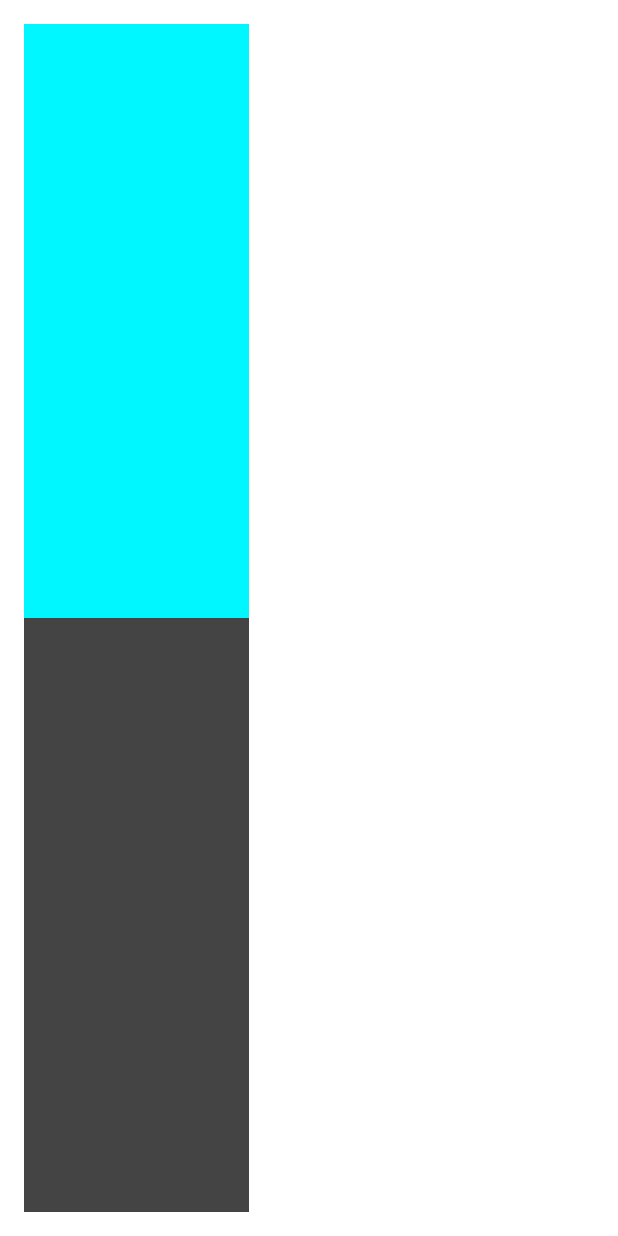
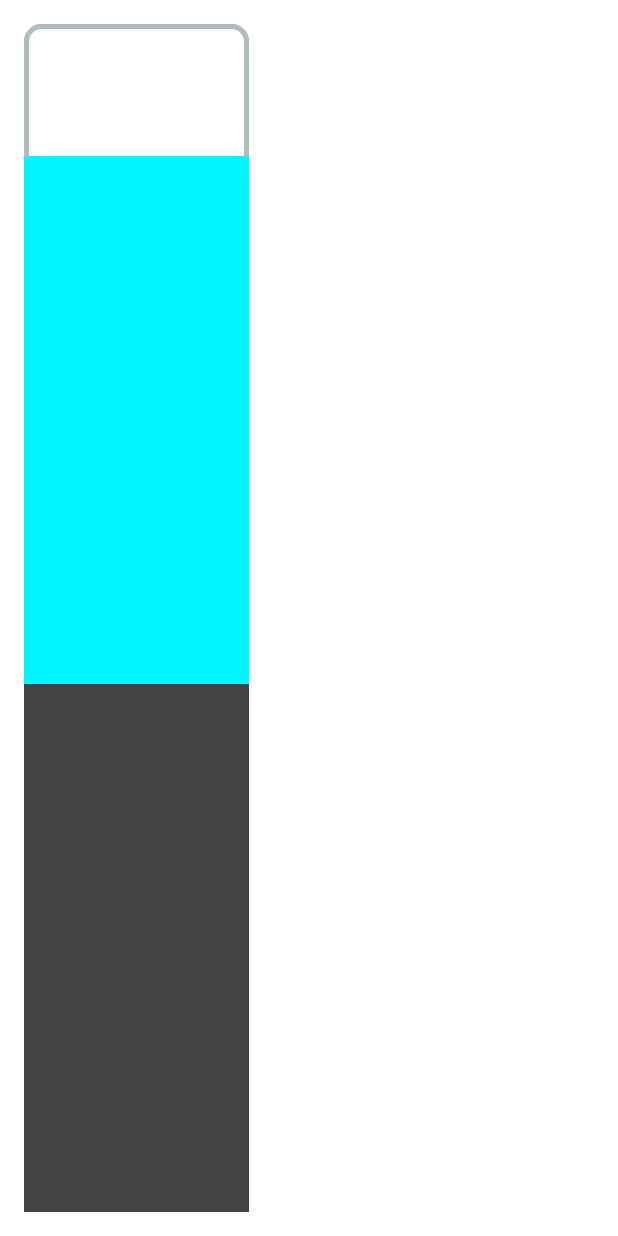
Before and after one commit to OskarCzyz/Pogoda, an Android app: the layout dzien.xml on its own in the app's theme, with its tools: preview values and no code run, on a phone screen of 412 x 824 dp. Run offline under Robolectric (Android 15) with nearby library versions, the phone set to English and light mode, and no system bars; network calls fail; Roboto replaces fonts that are not available here.

Commit message:
podstawienie na dni

```diff
--- a/app/src/main/java/com/example/pogoda/DaysAdapter.java
+++ b/app/src/main/java/com/example/pogoda/DaysAdapter.java
@@ -15,7 +15,7 @@ import java.util.List;
 
 public class DaysAdapter extends RecyclerView.Adapter<DaysAdapter.ViewHolder>{
     public class ViewHolder extends RecyclerView.ViewHolder{
-        public TextView temperatureDay,temperatureNight;
+        public TextView temperatureDay,temperatureNight,tvDay;
         public ImageView humidityDay,humidityNight;
 
         public ViewHolder(View itemView){
@@ -24,6 +24,7 @@ public class DaysAdapter extends RecyclerView.Adapter<DaysAdapter.ViewHolder>{
             temperatureNight = itemView.findViewById(R.id.temperatureNight);
             humidityDay = itemView.findViewById(R.id.humidityDay);
             humidityNight = itemView.findViewById(R.id.humidityNight);
+            tvDay = itemView.findViewById(R.id.tvDay);
         }
 
     }
@@ -52,7 +53,8 @@ public class DaysAdapter extends RecyclerView.Adapter<DaysAdapter.ViewHolder>{
         humidityDay.setImageResource(day.getImageDay());
         ImageView humidityNight = holder.humidityNight;
         humidityNight.setImageResource(day.getImageNight());
-
+        TextView tvDay = holder.tvDay;
+        tvDay.setText(day.getDay());
     }
 
     @Override
--- a/app/src/main/res/layout/dzien.xml
+++ b/app/src/main/res/layout/dzien.xml
@@ -11,11 +11,17 @@
         android:layout_width="match_parent"
         android:layout_height="match_parent">
         <TextView
+            android:id="@+id/tvDay"
+            android:layout_width="match_parent"
+            android:layout_height="0dp"
+            android:layout_weight="1"
+            android:gravity="center"/>
+        <TextView
             android:id="@+id/temperatureDay"
             android:background="#00F7FF"
             android:layout_width="match_parent"
             android:layout_height="0dp"
-        android:layout_weight="1"
+            android:layout_weight="2"
             android:gravity="center"
             android:textAlignment="center"
             android:textSize="24sp"/>
@@ -24,14 +30,14 @@
             android:background="#00F7FF"
             android:layout_width="match_parent"
             android:layout_height="0dp"
-        android:layout_weight="1"/>
+            android:layout_weight="2"/>
         <TextView
             android:id="@+id/temperatureNight"
             android:background="#444"
             android:textColor="@color/white"
             android:layout_width="match_parent"
             android:layout_height="0dp"
-        android:layout_weight="1"
+            android:layout_weight="2"
             android:gravity="center"
             android:textAlignment="center"
             android:textSize="24sp"/>
@@ -40,5 +46,6 @@
             android:background="#444"
             android:layout_width="match_parent"
             android:layout_height="0dp"
-        android:layout_weight="1"/></LinearLayout>
+            android:layout_weight="2"/>
     </LinearLayout>
+</LinearLayout>
```
Also changed, not shown: app/src/main/java/com/example/pogoda/Day.java (+12 -2 lines). Lines whose indentation alone changed are shown as unchanged.
